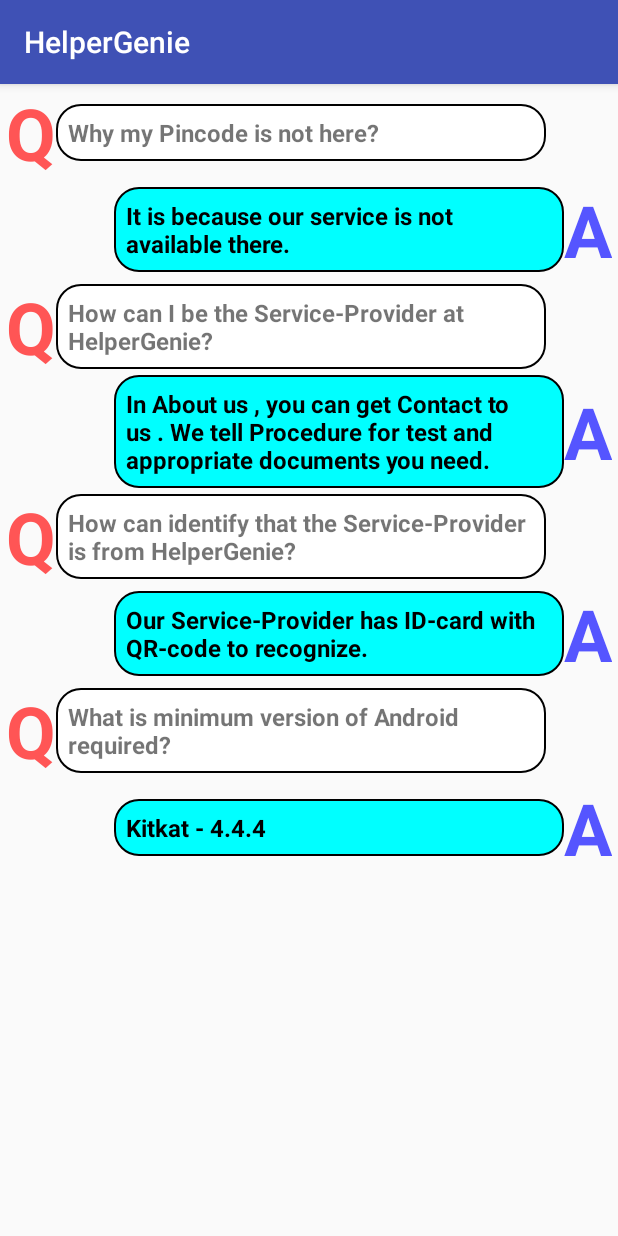
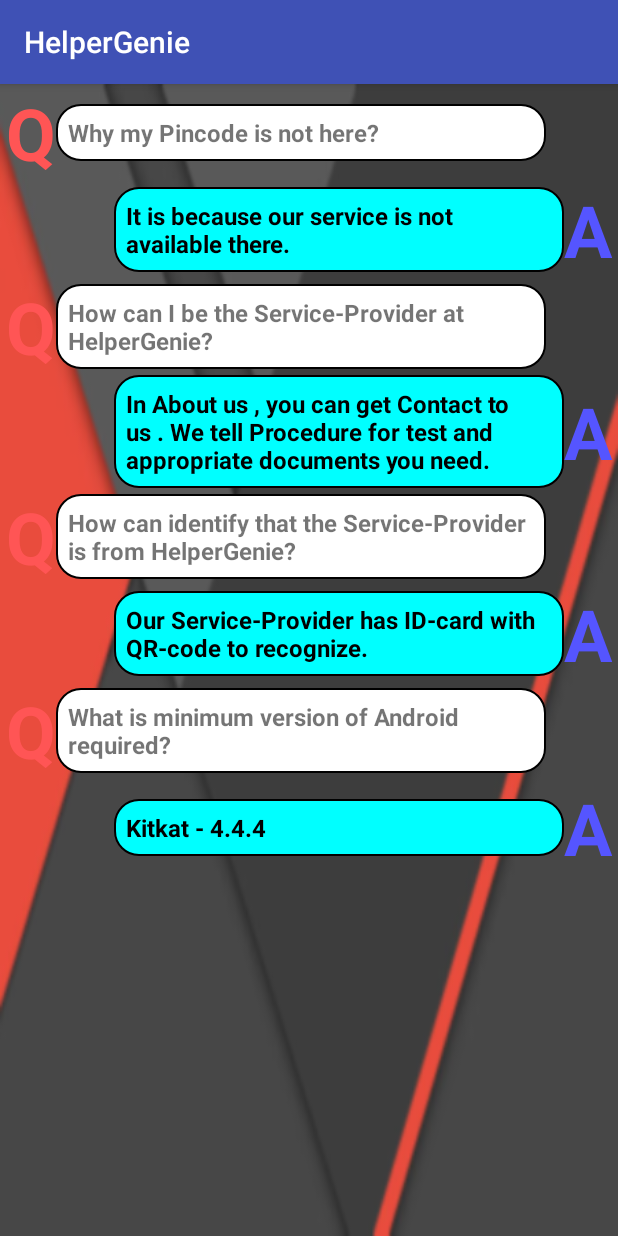
Before and after one commit to Lad-Rahul/HelperGenie, an Android app: the fragment HelpActivity shown on its own in the app's theme, on a phone screen of 412 x 824 dp. Run offline under Robolectric (Android 15) with nearby library versions, the phone set to English and light mode, and no system bars.

Commit message:
Update Help Activity

```diff
--- a/app/src/main/res/drawable/bkg_question.xml
+++ b/app/src/main/res/drawable/bkg_question.xml
@@ -10,7 +10,5 @@
 
     <corners
         android:radius="16dp"/>
-    <solid
-        android:layout_width="wrap_content" />
 
 </shape>
--- a/app/src/main/res/layout/activity_help.xml
+++ b/app/src/main/res/layout/activity_help.xml
@@ -3,6 +3,7 @@
     xmlns:android="http://schemas.android.com/apk/res/android"
     android:layout_width="match_parent"
     android:layout_height="match_parent"
+    android:background="@drawable/nav_menu_header_bg_300x170"
     android:orientation="vertical">
 
     <LinearLayout
```
